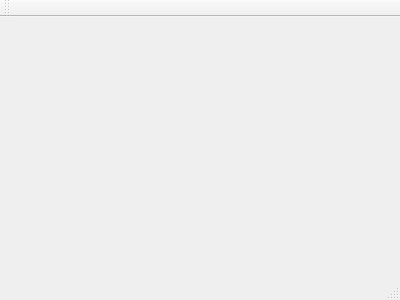
The window that GitLog/logwindow.ui (zolotov-av/GitTools) describes before a commit, drawn with Qt 5.
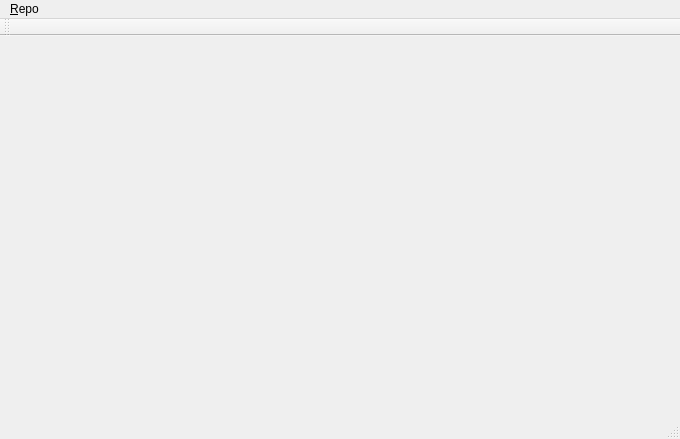
The same window after the commit.

The edit to the form file:
```diff
--- a/GitLog/logwindow.ui
+++ b/GitLog/logwindow.ui
@@ -6,8 +6,8 @@
    <rect>
     <x>0</x>
     <y>0</y>
-    <width>400</width>
-    <height>300</height>
+    <width>680</width>
+    <height>439</height>
    </rect>
   </property>
   <property name="windowTitle">
@@ -21,10 +21,17 @@
     <rect>
      <x>0</x>
      <y>0</y>
-     <width>400</width>
+     <width>680</width>
      <height>25</height>
     </rect>
    </property>
+   <widget class="QMenu" name="menurepo">
+    <property name="title">
+     <string>&amp;Repo</string>
+    </property>
+    <addaction name="actionRepoOpen"/>
+   </widget>
+   <addaction name="menurepo"/>
   </widget>
   <widget class="QToolBar" name="mainToolBar">
    <attribute name="toolBarArea">
```
Left out of the diff: 8 changed lines with no effect on the pictures.
